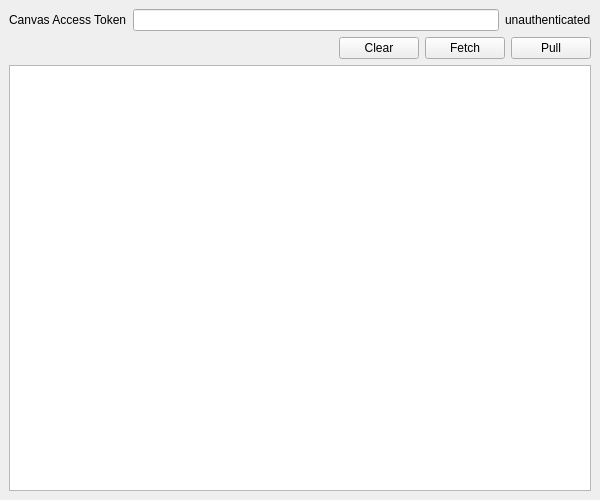
Before: the Qt Designer form mainwindow.ui in nguyenvukhang/canvas-sync, drawn with Qt 5.
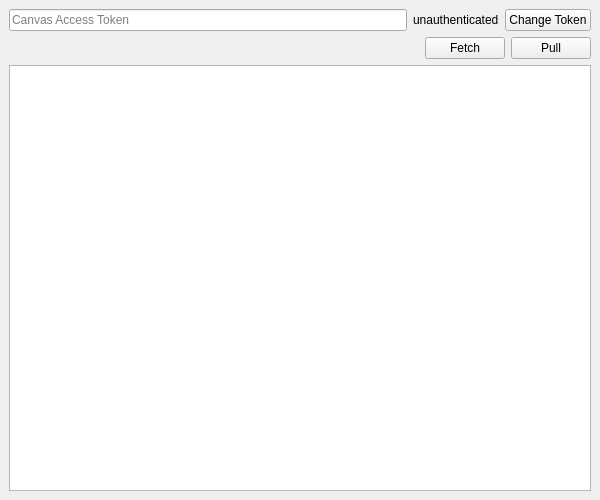
After: the same form once the commit is applied. Custom widgets are drawn as their Qt base class.

Commit message: feat: let users change token

What changed in the file:
```diff
--- a/mainwindow.ui
+++ b/mainwindow.ui
@@ -26,18 +26,14 @@
       <property name="topMargin">
        <number>0</number>
       </property>
-      <item>
-       <widget class="QLabel" name="label_accessTokenPrompt">
-        <property name="text">
-         <string>Canvas Access Token</string>
-        </property>
-       </widget>
-      </item>
       <item>
        <widget class="QLineEdit" name="lineEdit_accessToken">
         <property name="echoMode">
          <enum>QLineEdit::Password</enum>
         </property>
+        <property name="placeholderText">
+         <string>Canvas Access Token</string>
+        </property>
        </widget>
       </item>
       <item>
@@ -47,6 +43,16 @@
         </property>
        </widget>
       </item>
+      <item>
+       <widget class="QPushButton" name="pushButton_changeToken">
+        <property name="enabled">
+         <bool>true</bool>
+        </property>
+        <property name="text">
+         <string>Change Token</string>
+        </property>
+       </widget>
+      </item>
      </layout>
     </item>
     <item>
@@ -70,19 +76,6 @@
         </property>
        </spacer>
       </item>
-      <item>
-       <widget class="QPushButton" name="pushButton">
-        <property name="minimumSize">
-         <size>
-          <width>80</width>
-          <height>0</height>
-         </size>
-        </property>
-        <property name="text">
-         <string>Clear</string>
-        </property>
-       </widget>
-      </item>
       <item>
        <widget class="QPushButton" name="pushButton_fetch">
         <property name="minimumSize">
```
The commit also changes 2 other files.
